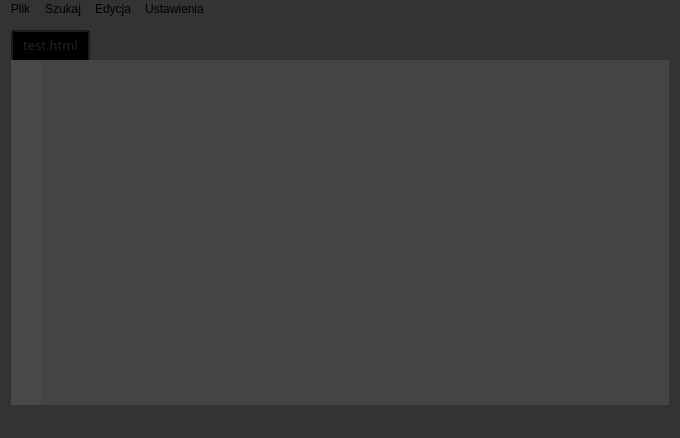
Above: textedit.ui from pierzchalatomasz/TextEdit before the change. Below: the same form after it.
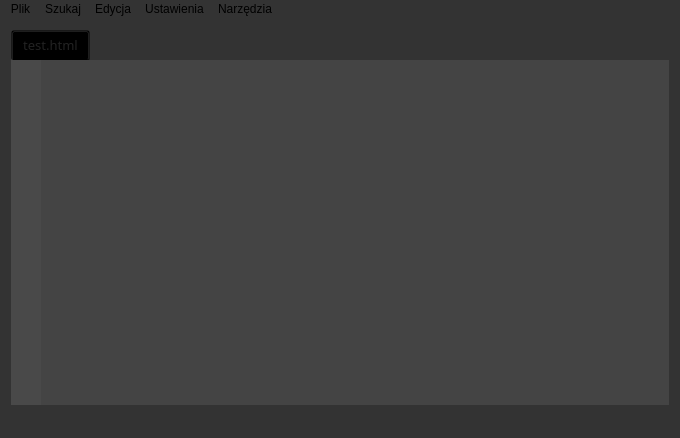
That is the form after the change.

Commit message: Dodałem mini-narzędzia: generator kolorów i notatnik

```diff
--- a/textedit.ui
+++ b/textedit.ui
@@ -186,10 +186,18 @@
     <addaction name="actionMenuZoomIn"/>
     <addaction name="actionMenuZoomOut"/>
    </widget>
+   <widget class="QMenu" name="menuDodatki">
+    <property name="title">
+     <string>Narzędzia</string>
+    </property>
+    <addaction name="actionMenuNotepad"/>
+    <addaction name="actionMenuColorPicker"/>
+   </widget>
    <addaction name="menuPlik"/>
    <addaction name="menuSzukaj"/>
    <addaction name="menuEdycja"/>
    <addaction name="menuUstawienia"/>
+   <addaction name="menuDodatki"/>
   </widget>
   <widget class="QStatusBar" name="statusBar">
    <property name="enabled">
```
Left out of the diff: 10 changed lines with no effect on the pictures. The commit also changes 9 other files.
